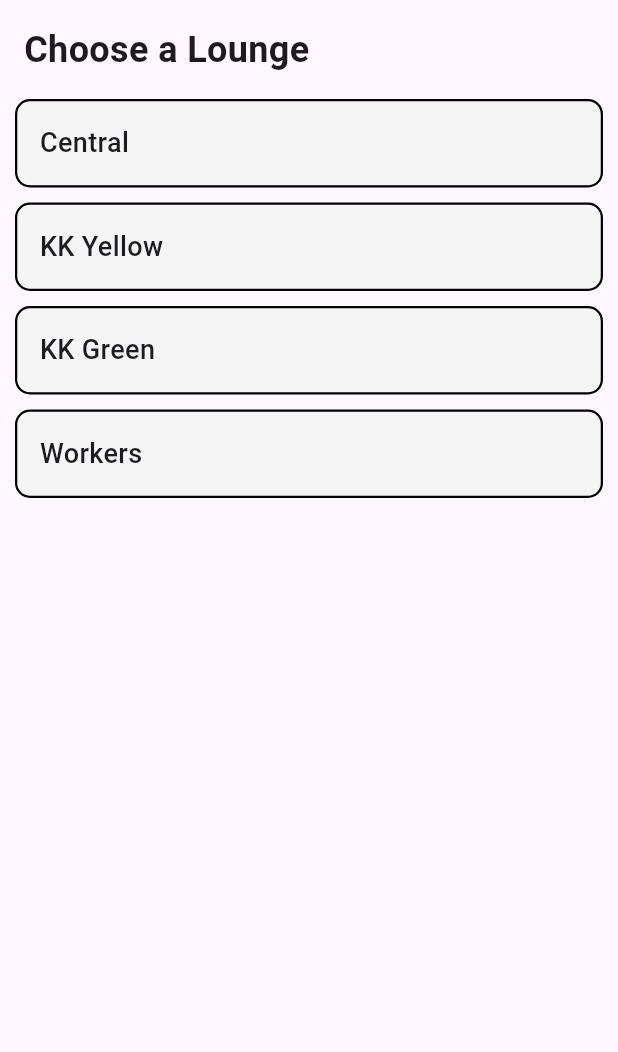
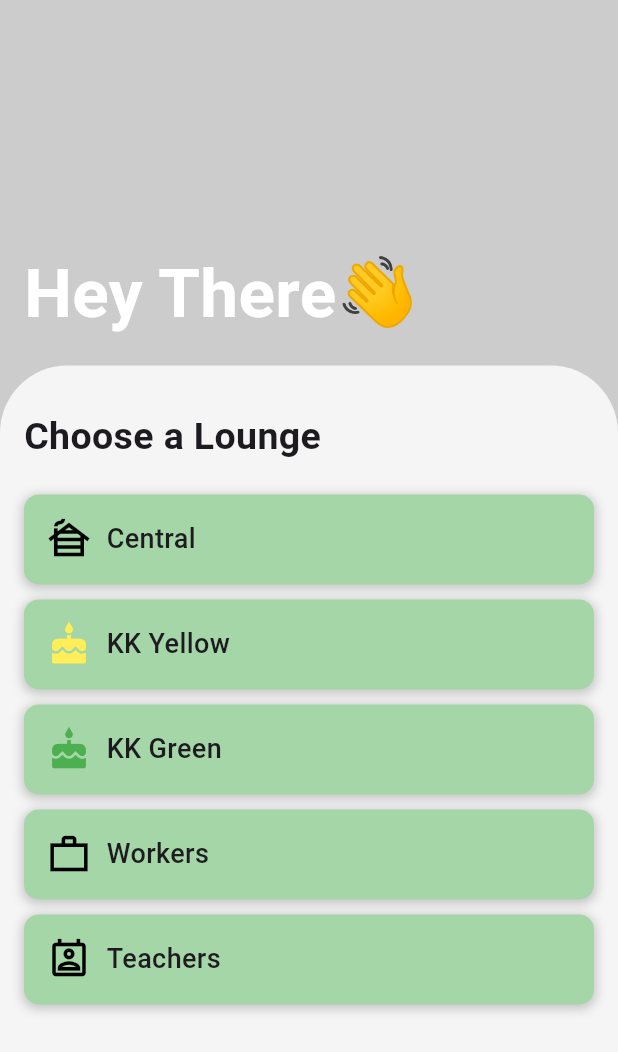
Before and after one commit to Ammarmyp/lounge_order_tracker, a Flutter app: the LoungeChoice screen opened by its route, on a phone screen of 412 x 824 dp. Shown: the top 1052 px of the screen. Run offline on Flutter 3.47's test engine with Material 3 defaults, Android fonts, the phone set to English and light mode, and no system bars; our stand-ins replace go_router.

Commit message:
style the lounge choice page

```diff
--- a/lib/components/order_tile.dart
+++ b/lib/components/order_tile.dart
@@ -13,7 +13,7 @@ class OrderTile extends StatelessWidget {
       title: Text(tableNum.toString()),
 
       // style: ,
-      tileColor: Colors.grey[200],
+      tileColor: Colors.grey.shade300,
       shape: RoundedRectangleBorder(
         borderRadius: BorderRadius.circular(10.0),
       ),
--- a/lib/features/users/presentation/lounge_choice.dart
+++ b/lib/features/users/presentation/lounge_choice.dart
@@ -6,14 +6,16 @@ class LoungeChoice extends StatelessWidget {
 
   @override
   Widget build(BuildContext context) {
-    final List<Map<String, String>> lounges = [
-      {"Name": "Central"},
-      {"Name": "KK Yellow"},
-      {"Name": "KK Green"},
-      {"Name": "Workers"},
+    final List<Map<String, dynamic>> lounges = [
+      {"Name": "Central", "Icon": Icons.cabin_outlined},
+      {"Name": "KK Yellow", "Icon": Icons.cake},
+      {"Name": "KK Green", "Icon": Icons.cake},
+      {"Name": "Workers", "Icon": Icons.work_outline_sharp},
+      {"Name": "Teachers", "Icon": Icons.perm_contact_cal_outlined},
     ];
 
     return Scaffold(
+      backgroundColor: Colors.black.withOpacity(0.2),
       body: SafeArea(
         child: Column(
           mainAxisAlignment: MainAxisAlignment.end,
@@ -22,13 +24,39 @@ class LoungeChoice extends StatelessWidget {
             const Padding(
               padding: EdgeInsets.all(16.0),
               child: Text(
-                "Choose a Lounge",
-                style: TextStyle(fontSize: 24, fontWeight: FontWeight.bold),
+                "Hey There👋",
+                style: TextStyle(
+                    fontSize: 45,
+                    fontWeight: FontWeight.bold,
+                    color: Colors.white),
               ),
             ),
-            Expanded(
+            Container(
+              decoration: BoxDecoration(
+                color: Colors.grey.shade100,
+                borderRadius: const BorderRadius.only(
+                  topLeft: Radius.circular(45),
+                  topRight: Radius.circular(45),
+                ),
+              ),
+              child: Padding(
+                padding: const EdgeInsets.only(left: 16, right: 16, top: 30),
+                child: Column(
+                  crossAxisAlignment: CrossAxisAlignment.start,
+                  children: [
+                    const Text(
+                      "Choose a Lounge",
+                      style: TextStyle(
+                        fontSize: 25,
+                        fontWeight: FontWeight.bold,
+                      ),
+                    ),
+                    const SizedBox(height: 20),
+                    Container(
+                      height: MediaQuery.of(context).size.height *
+                          0.6, // Adjust the height as needed
                       child: ListView.builder(
-                padding: const EdgeInsets.symmetric(horizontal: 10),
+                        padding: EdgeInsets.zero,
                         itemCount: lounges.length,
                         itemBuilder: (context, index) {
                           final lounge = lounges[index];
@@ -38,14 +66,37 @@ class LoungeChoice extends StatelessWidget {
                               padding: const EdgeInsets.all(15),
                               margin: const EdgeInsets.only(bottom: 10),
                               decoration: BoxDecoration(
-                        border: Border.all(color: Colors.black, width: 1.5),
-                        color: Colors.grey.shade100,
+                                  // border:
+                                  // Border.all(color: Colors.white, width: 1.5),
+                                  color: Colors.green.shade200,
                                   borderRadius: BorderRadius.circular(10),
+                                  boxShadow: [
+                                    BoxShadow(
+                                        color: Colors.black.withOpacity(0.2),
+                                        spreadRadius: 1,
+                                        blurRadius: 5,
+                                        offset: const Offset(0, 2))
+                                  ]),
+                              child: Row(
+                                children: [
+                                  Icon(
+                                    lounge["Icon"],
+                                    size: 30,
+                                    color: lounge["Name"] == "KK Yellow"
+                                        ? Colors.yellow[400]
+                                        : lounge["Name"] == "KK Green"
+                                            ? Colors.green
+                                            : Colors.black,
                                   ),
-                      child: Text(
+                                  const SizedBox(width: 10),
+                                  Text(
                                     lounge["Name"]!,
                                     style: const TextStyle(
-                            fontSize: 18, fontWeight: FontWeight.w500),
+                                      fontSize: 18,
+                                      fontWeight: FontWeight.w500,
+                                    ),
+                                  ),
+                                ],
                               ),
                             ),
                           );
@@ -55,6 +106,10 @@ class LoungeChoice extends StatelessWidget {
                   ],
                 ),
               ),
+            ),
+          ],
+        ),
+      ),
     );
   }
 }
```
Lines whose indentation alone changed are shown as unchanged.
